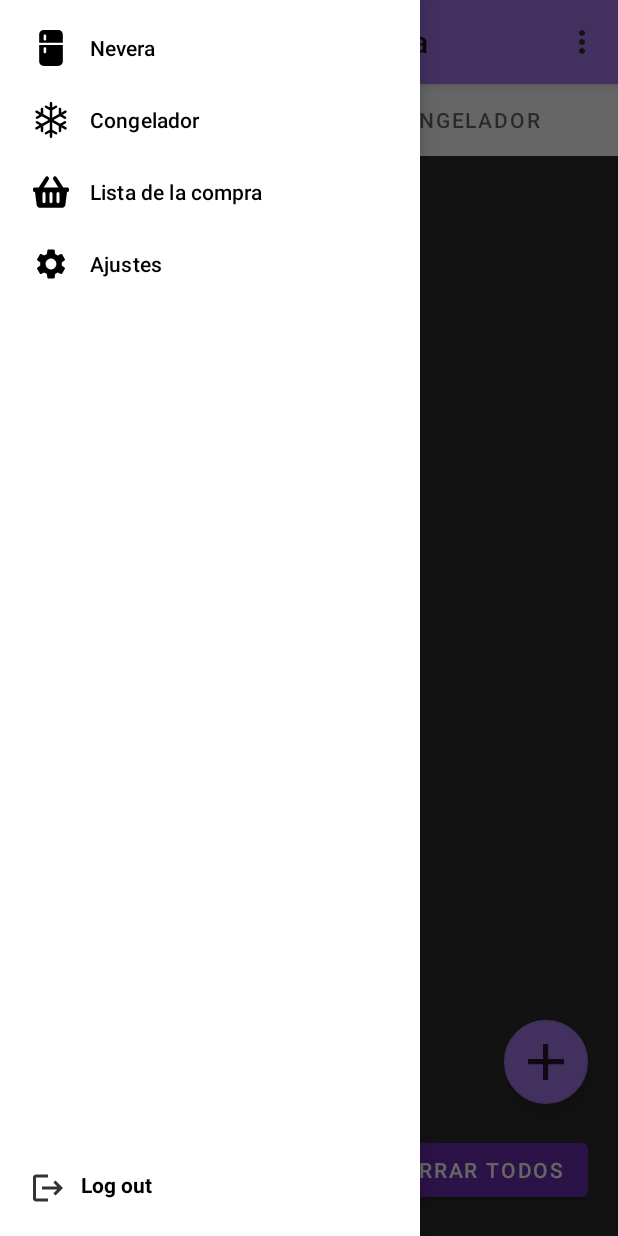
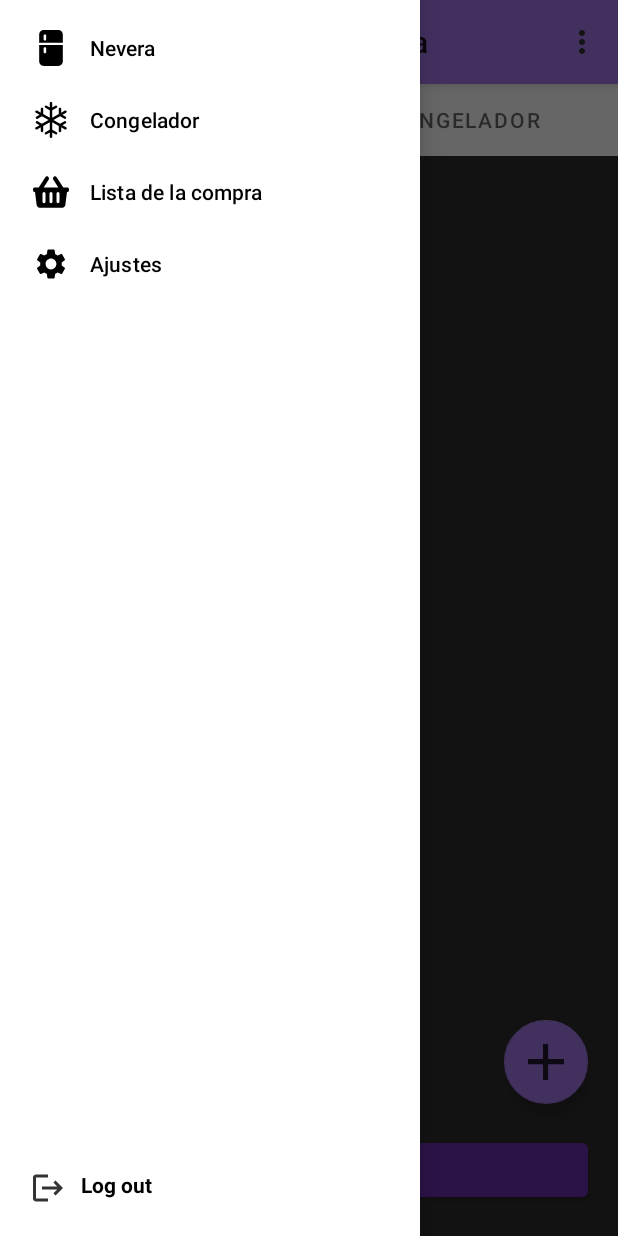
Before and after one commit to AndreaMendez09/TFG_Gestion_Alimentaria_Del_Hogar, an Android app: the ListaNevera_Fragment screen opened directly, with no data from a screen before it, with the side drawer open, on a phone screen of 412 x 824 dp. Run offline under Robolectric (Android 15) with nearby library versions, the phone set to English and light mode, and no system bars; our stand-ins replace Firebase (no records; nobody signed in at launch, a user with empty details on screens opened directly); 4 statements that could not run were skipped.

Commit message:
Cambios en el UML, en las vistas, realización de mockups para resultados

```diff
--- a/Android/app/src/main/java/com/example/nevera_andreaalejandra/Activities/CongeladorActivity.java
+++ b/Android/app/src/main/java/com/example/nevera_andreaalejandra/Activities/CongeladorActivity.java
@@ -288,22 +288,27 @@ public class CongeladorActivity extends AppCompatActivity {
         public boolean onNavigationItemSelected(@NonNull MenuItem item) {
             //Obtenemos la posicion del menu
             Activity activity = null;
+
             switch (item.getItemId()) {
                 case R.id.menu_nevera: //Si coincide con el menumail es el fragment de Email
                     activity = new NeveraActivity();
                     cambiarActivity(activity);
+                    item.setChecked(true);
                     break;
                 case R.id.menu_congelador: //Si coincide con el menumail es el fragment de Email
                     activity = new CongeladorActivity();
                     cambiarActivity(activity);
+                    item.setChecked(true);
                     break;
                 case R.id.menu_lista: //Si coincide con el menumail es el fragment de Email
                     activity = new TabActivity();
                     cambiarActivity(activity);
+                    item.setChecked(true);
                     break;
                 case R.id.menu_ajustes:
                     activity = new AjustesActivity();
                     cambiarActivity(activity);
+                    item.setChecked(true);
                     break;
 
             }
--- a/Android/app/src/main/java/com/example/nevera_andreaalejandra/Activities/NeveraActivity.java
+++ b/Android/app/src/main/java/com/example/nevera_andreaalejandra/Activities/NeveraActivity.java
@@ -284,18 +284,22 @@ public class NeveraActivity extends AppCompatActivity {
                 case R.id.menu_nevera: //Si coincide con el menumail es el fragment de Email
                     activity = new NeveraActivity();
                     cambiarActivity(activity);
+                    item.setChecked(true);
                     break;
                 case R.id.menu_congelador: //Si coincide con el menumail es el fragment de Email
                     activity = new CongeladorActivity();
                     cambiarActivity(activity);
+                    item.setChecked(true);
                     break;
                 case R.id.menu_lista: //Si coincide con el menumail es el fragment de Email
                     activity = new TabActivity();
                     cambiarActivity(activity);
+                    item.setChecked(true);
                     break;
                 case R.id.menu_ajustes:
                     activity = new AjustesActivity();
                     cambiarActivity(activity);
+                    item.setChecked(true);
                     break;
 
             }
--- a/Android/app/src/main/res/layout/fragment_lista_nevera_.xml
+++ b/Android/app/src/main/res/layout/fragment_lista_nevera_.xml
@@ -50,17 +50,7 @@
         android:layout_margin="20dp"
         android:text="Comprar"
         app:layout_constraintBottom_toBottomOf="parent"
-        app:layout_constraintEnd_toStartOf="@+id/boton_borrar"
+        app:layout_constraintEnd_toEndOf="parent"
         app:layout_constraintStart_toStartOf="parent" />
 
-    <Button
-        android:id="@+id/boton_borrar"
-        android:layout_width="0dp"
-        android:layout_height="wrap_content"
-        android:layout_gravity="bottom|center"
-        android:layout_margin="20dp"
-        android:text="Borrar todos"
-        app:layout_constraintBottom_toBottomOf="parent"
-        app:layout_constraintEnd_toEndOf="parent" />
-
 </androidx.constraintlayout.widget.ConstraintLayout>
```
Also changed, not shown: Android/app/src/main/java/com/example/nevera_andreaalejandra/Adapters/AdapterProductoLista.java (+6 -6 lines), 7 other files.
